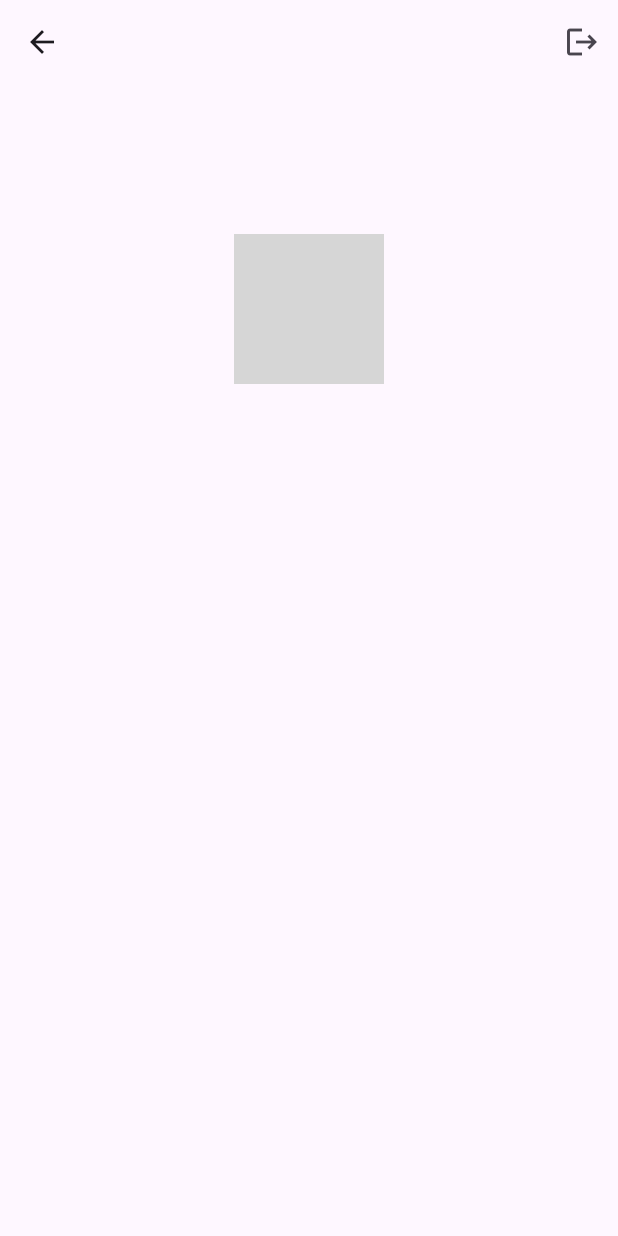
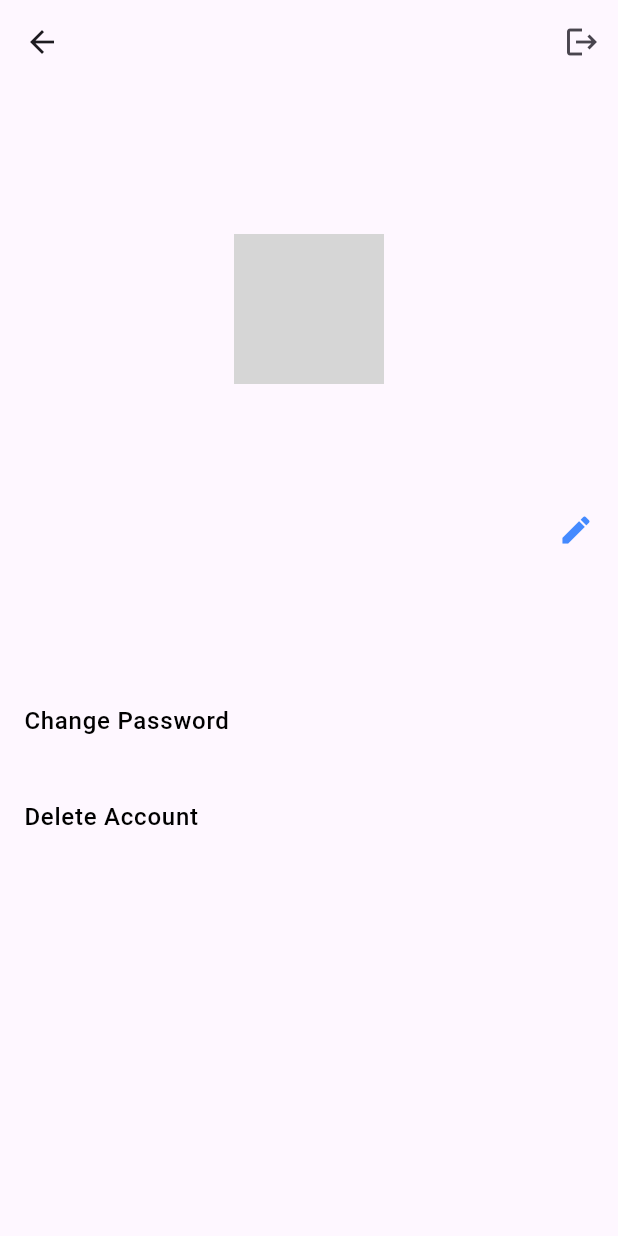
Before and after one commit to vishalbwaghmare/payment-gateway, a Flutter app: the ProfilePageView screen opened directly, on a phone screen of 412 x 824 dp. Run offline on Flutter 3.47's test engine with Material 3 defaults, Android fonts, the phone set to English and light mode, and no system bars; our stand-ins replace bloc, cloud_firestore, decimal, equatable, firebase_auth, firebase_core and 6 more; missing offline and left inert: razorpay_flutter; accounts and stored records are empty; statements that could not run were skipped; grey boxes are pictures that could not be loaded.

Commit message:
Added change password functionality

```diff
--- a/payment_getway/lib/screens/profile/bloc/profile_event.dart
+++ b/payment_getway/lib/screens/profile/bloc/profile_event.dart
@@ -24,3 +24,9 @@ class OnSignOutEvent extends ProfileEvent{
   @override
   List<Object?> get props => [];
 }
+
+class OnChangePasswordEvent extends ProfileEvent{
+  const OnChangePasswordEvent();
+  @override
+  List<Object?> get props => [];
+}
--- a/payment_getway/lib/screens/profile/bloc/profile_state.dart
+++ b/payment_getway/lib/screens/profile/bloc/profile_state.dart
@@ -4,12 +4,14 @@ enum ProfileStatus { initial, loading, success, failure, unauthenticated }
 
 class ProfileState extends Equatable {
   final String name;
+  final String email;
   final ImageProvider profilePicture;
   final ProfileStatus status;
   final String errorMessage;
 
   const ProfileState({
     required this.name,
+    required this.email,
     required this.profilePicture,
     required this.status,
     required this.errorMessage,
@@ -18,6 +20,7 @@ class ProfileState extends Equatable {
   factory ProfileState.initial(){
     return ProfileState(
         name: "",
+        email: "",
         profilePicture: AssetImage(""),
         errorMessage: "",
         status: ProfileStatus.initial
@@ -26,12 +29,14 @@ class ProfileState extends Equatable {
 
   ProfileState copyWith({
     String? name,
+    String? email,
     ImageProvider? profilePicture,
     ProfileStatus? status,
     String? errorMessage,
 }){
     return ProfileState(
       name: name ?? this.name,
+      email: email ?? this.email,
       profilePicture: profilePicture ?? this.profilePicture,
       status: status ?? this.status,
       errorMessage: errorMessage ?? this.errorMessage,
--- a/payment_getway/lib/screens/profile/presentation/profile_page.dart
+++ b/payment_getway/lib/screens/profile/presentation/profile_page.dart
@@ -38,14 +38,14 @@ class _ProfilePageViewState extends State<ProfilePageView> {
       listener: (context, state) {
         if (state.status == ProfileStatus.unauthenticated) {
           Navigator.of(context).pushAndRemoveUntil(
-            MaterialPageRoute(builder: (context) => const LoginView()),
+            MaterialPageRoute(builder: (context) => const LoginPage()),
                 (route) => false,
           );
         } else if (state.status == ProfileStatus.failure) {
           ScaffoldMessenger.of(context)
             ..hideCurrentSnackBar()
             ..showSnackBar(
-              SnackBar(content: Text(state.errorMessage ?? 'An error occurred')),
+              SnackBar(content: Text(state.errorMessage)),
             );
         }
       },
@@ -58,11 +58,12 @@ class _ProfilePageViewState extends State<ProfilePageView> {
           appBar: AppBar(
             actions: [IconButton(
                 onPressed: (){
-                  context.read<ProfileBloc>().add(OnSignOutEvent());
+                  context.read<ProfileBloc>().add(const OnSignOutEvent());
                 },
                 icon: Icon(Icons.logout))],
           ),
-            body: Column(
+            body: SingleChildScrollView(
+              child: Column(
                 mainAxisSize: MainAxisSize.max,
                 crossAxisAlignment: CrossAxisAlignment.center,
                 children: [
@@ -87,10 +88,59 @@ class _ProfilePageViewState extends State<ProfilePageView> {
                         fontSize: 20,
                         fontFamily: "Roboto"
                     ),
-                )
+                  ),
+                  const SizedBox(height: 16,),
+                  _buildTile(
+                      context,
+                      icon: Icons.edit,
+                      title: state.name,
+                      onTap: (){}
+                  ),
+                  _buildTile(
+                      context,
+                      title: _user?.email ?? "Add your email address",
+                      onTap: (){}
+                  ),
+                  _buildTile(
+                      context,
+                      title: "Change Password",
+                      onTap: (){
+                        context.read<ProfileBloc>().add(OnChangePasswordEvent());
+                      }
+                  ),
+                  _buildTile(
+                      context,
+                      title: "Delete Account",
+                      onTap: (){}
+                  ),
                 ],
+              ),
             ));
       },
     );
   }
 }
+
+Widget _buildTile(
+BuildContext context,{
+   IconData? icon,
+   required String title,
+   Color? textColor,
+   Color? iconColor,
+   required VoidCallback? onTap,
+}){
+  return ListTile(
+    //leading: Icon(icon, color: iconColor ?? Colors.blueAccent,),
+    title: Text(
+      title,
+      style: TextStyle(
+        color: textColor ?? Colors.black,
+        fontWeight: FontWeight.w500,
+      ),
+    ),
+    trailing: Icon(icon, color: iconColor ?? Colors.blueAccent,),
+    onTap: onTap,
+    contentPadding: const EdgeInsets.symmetric(vertical: 4, horizontal: 16),
+  );
+
+}
```
Also changed, not shown: payment_getway/lib/screens/profile/bloc/profile_bloc.dart (+27 -1 lines), payment_getway/lib/screens/profile/repository/user_profile_respository.dart (+18 -0 lines). Lines whose indentation alone changed are shown as unchanged.
